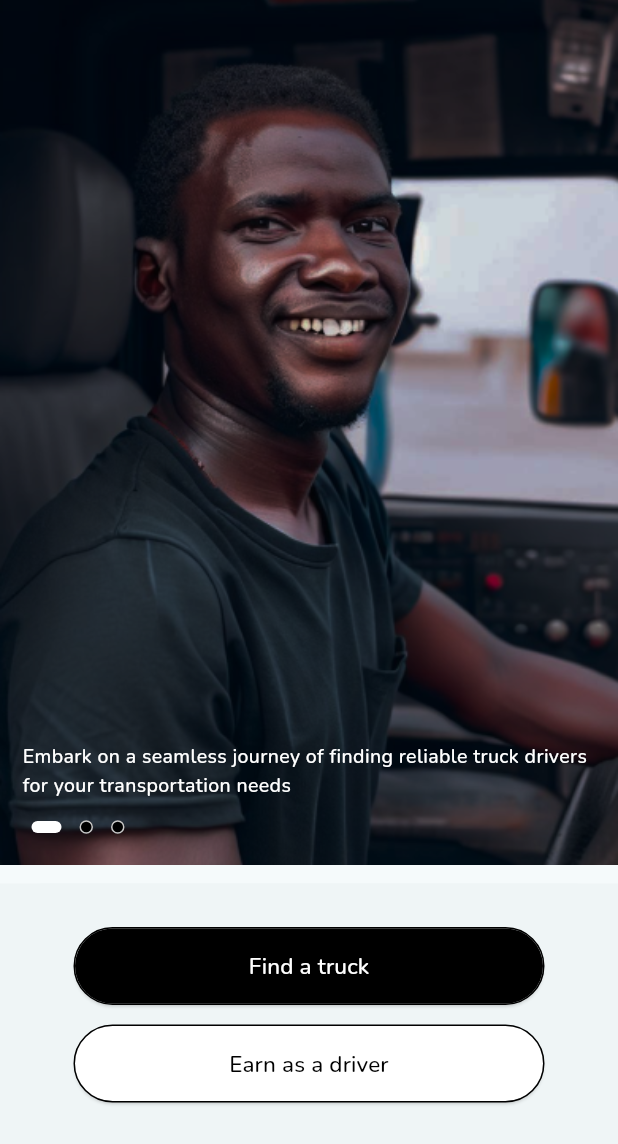
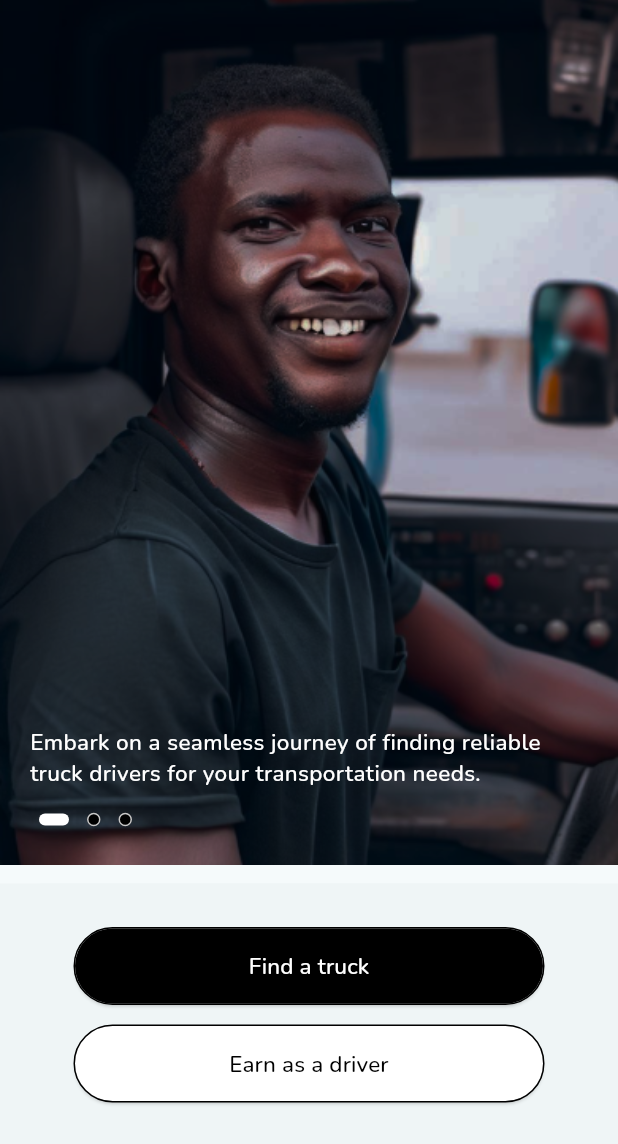
Before and after one commit to codeZe-us/Truckhub, a Flutter app: the screen it shows after launch, on a phone screen of 412 x 824 dp. Shown: the top 1144 px of the screen. Run offline on Flutter 3.47's test engine with Material 3 defaults, Android fonts, the phone set to English and light mode, and no system bars; drawn by our look-alikes of dots_indicator; our stand-ins replace flutter_hooks, flutter_rating_bar, font_awesome_flutter, gap, google_fonts, google_maps_flutter and 2 more.

Commit message:
Completely done with the Landing page view

```diff
--- a/lib/screens/constants/strings.dart
+++ b/lib/screens/constants/strings.dart
@@ -91,7 +91,7 @@ const ogigeMarketString = 'Ogige market close to peace park';
 const enuguRoadString = 'Enugu road before cathedral church';
 const driver2NameString = 'Mathew Ike';
 const driver3NameString = 'Chike Chukwudi';
-const introString = 'Embark on a seamless journey of finding reliable truck drivers for your transportation needs';
+const introString = 'Embark on a seamless journey of finding reliable truck drivers for your transportation needs.';
 const userExperienceString = 'What was your experience with this rider';
 const termsAndPolicyString = """
 At TruckHub, is accessible from TruckHub.com. One of our main priorities is the privacy of our visitors.
--- a/lib/screens/views/landing_page_screen.dart
+++ b/lib/screens/views/landing_page_screen.dart
@@ -32,7 +32,7 @@ class LandingPageScreen extends StatelessWidget {
             )
           ),
           child: Padding(
-            padding: const EdgeInsets.all(15),
+            padding: const EdgeInsets.all(20),
             child: Column(
               mainAxisSize: MainAxisSize.min,
               crossAxisAlignment: CrossAxisAlignment.start,
@@ -40,11 +40,11 @@ class LandingPageScreen extends StatelessWidget {
                 const GenericText(
                   noCenterAlign: true,
                   color: whiteColor,
-                  fontSize: fontSize2half,
+                  fontSize: fontSize3,
                   fontWeight: fontWeight5,
                   text: introString,
                 ),
-                const Gap(8),
+                const Gap(10),
                 DotsIndicator(
                   dotsCount: 3,
                   decorator: DotsDecorator(
```
